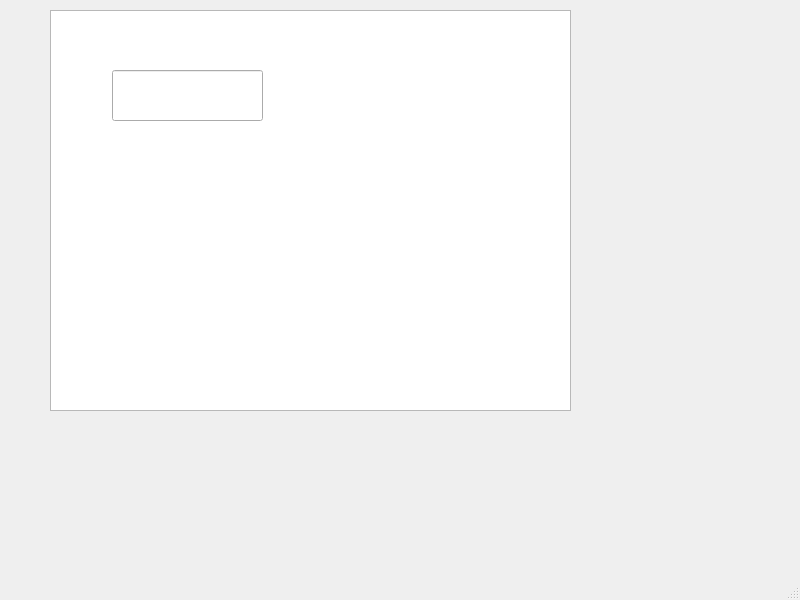
Qt form hangman.ui (msolimann22/A2-Hangman) before a commit.
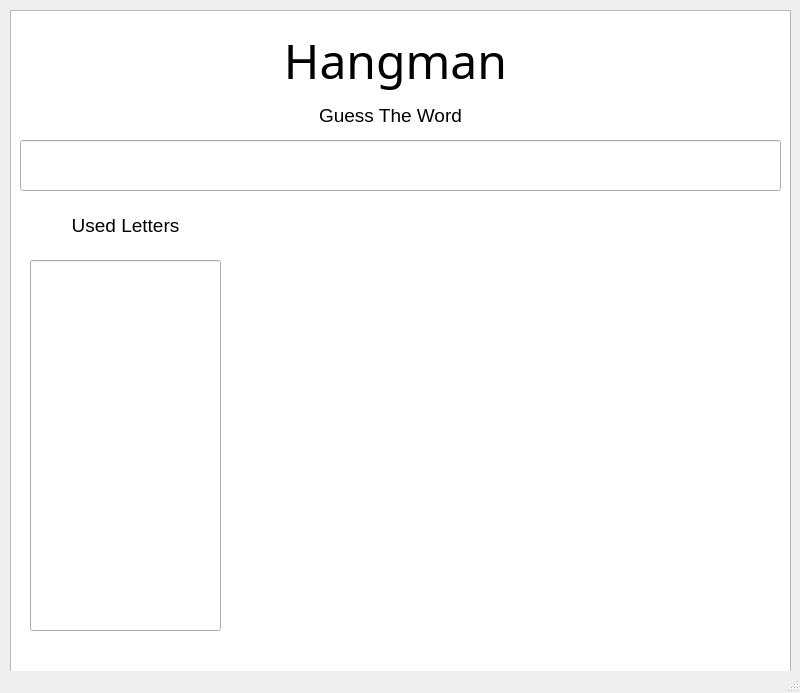
The same form after that commit.

The edit to the form file:
```diff
--- a/hangman.ui
+++ b/hangman.ui
@@ -7,7 +7,7 @@
     <x>0</x>
     <y>0</y>
     <width>800</width>
-    <height>600</height>
+    <height>693</height>
    </rect>
   </property>
   <property name="windowTitle">
@@ -17,21 +17,115 @@
    <widget class="QGraphicsView" name="graphicsView">
     <property name="geometry">
      <rect>
-      <x>50</x>
+      <x>10</x>
       <y>10</y>
-      <width>521</width>
-      <height>401</height>
+      <width>781</width>
+      <height>771</height>
      </rect>
     </property>
    </widget>
    <widget class="QLineEdit" name="TextBox">
     <property name="geometry">
      <rect>
-      <x>112</x>
-      <y>70</y>
-      <width>151</width>
+      <x>20</x>
+      <y>140</y>
+      <width>761</width>
       <height>51</height>
      </rect>
+    </property>
+    <property name="font">
+     <font>
+      <pointsize>18</pointsize>
+     </font>
+    </property>
+    <property name="layoutDirection">
+     <enum>Qt::LeftToRight</enum>
+    </property>
+    <property name="alignment">
+     <set>Qt::AlignCenter</set>
+    </property>
+    <property name="readOnly">
+     <bool>true</bool>
+    </property>
+   </widget>
+   <widget class="QLineEdit" name="TextBox_2">
+    <property name="geometry">
+     <rect>
+      <x>30</x>
+      <y>260</y>
+      <width>191</width>
+      <height>371</height>
+     </rect>
+    </property>
+    <property name="alignment">
+     <set>Qt::AlignCenter</set>
+    </property>
+    <property name="readOnly">
+     <bool>true</bool>
+    </property>
+   </widget>
+   <widget class="QLabel" name="label">
+    <property name="geometry">
+     <rect>
+      <x>220</x>
+      <y>100</y>
+      <width>341</width>
+      <height>31</height>
+     </rect>
+    </property>
+    <property name="font">
+     <font>
+      <pointsize>14</pointsize>
+     </font>
+    </property>
+    <property name="text">
+     <string>Guess The Word</string>
+    </property>
+    <property name="alignment">
+     <set>Qt::AlignCenter</set>
+    </property>
+   </widget>
+   <widget class="QLabel" name="label_2">
+    <property name="geometry">
+     <rect>
+      <x>30</x>
+      <y>210</y>
+      <width>191</width>
+      <height>31</height>
+     </rect>
+    </property>
+    <property name="font">
+     <font>
+      <pointsize>14</pointsize>
+     </font>
+    </property>
+    <property name="text">
+     <string>Used Letters</string>
+    </property>
+    <property name="alignment">
+     <set>Qt::AlignCenter</set>
+    </property>
+   </widget>
+   <widget class="QLabel" name="label_3">
+    <property name="geometry">
+     <rect>
+      <x>80</x>
+      <y>20</y>
+      <width>631</width>
+      <height>81</height>
+     </rect>
+    </property>
+    <property name="font">
+     <font>
+      <family>MV Boli</family>
+      <pointsize>36</pointsize>
+     </font>
+    </property>
+    <property name="text">
+     <string>Hangman</string>
+    </property>
+    <property name="alignment">
+     <set>Qt::AlignCenter</set>
     </property>
    </widget>
   </widget>
```
